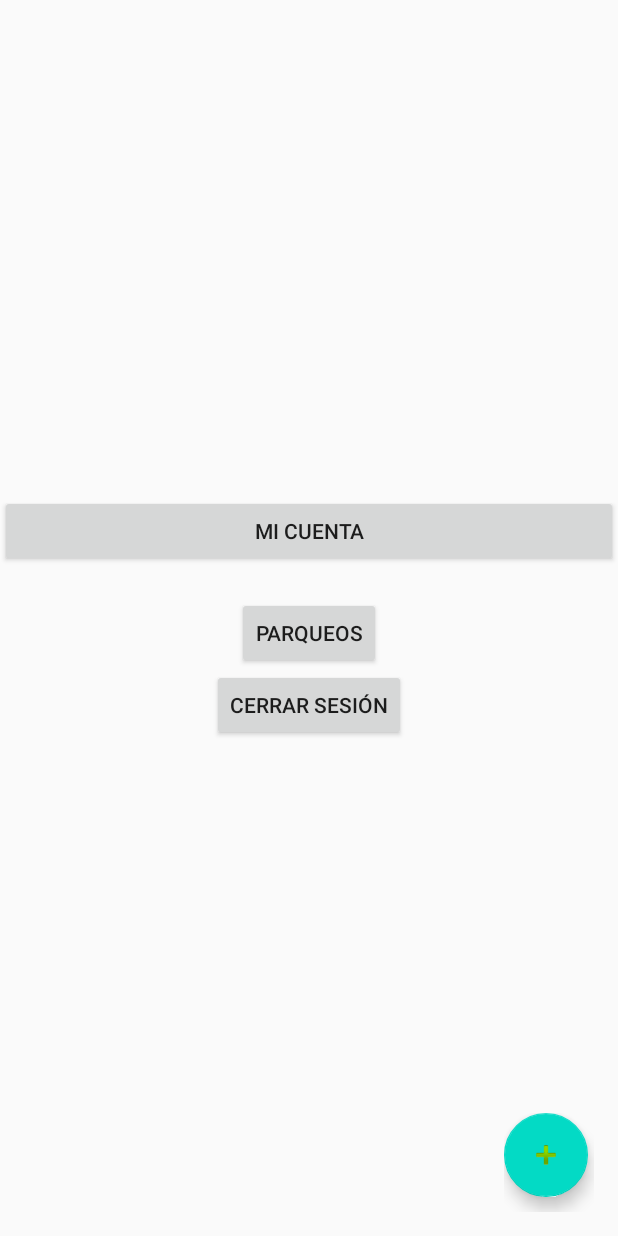
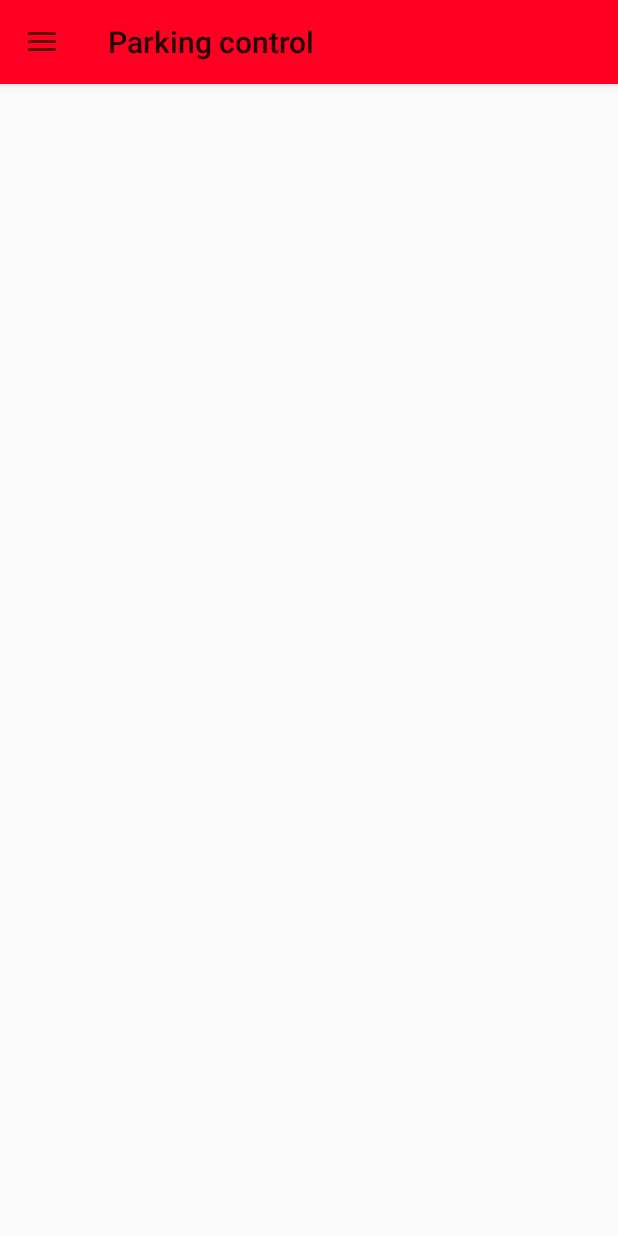
Before and after one commit to LeandroLescano/TP3_Grupo7, an Android app: the MenuActivity screen opened directly, with no data from a screen before it, on a phone screen of 412 x 824 dp. Run offline under Robolectric (Android 15) with nearby library versions, the phone set to English and light mode, and no system bars.

Commit message:
Panel Izqquierdo menu principal
Agrego el panel izquierdo en el menu

```diff
--- a/app/build.gradle
+++ b/app/build.gradle
@@ -24,8 +24,11 @@ android {
 dependencies {
     implementation fileTree(dir: "libs", include: ["*.jar"])
     implementation 'androidx.appcompat:appcompat:1.2.0'
-    implementation 'com.google.android.material:material:1.1.0'
+    implementation "androidx.coordinatorlayout:coordinatorlayout:1.1.0"
     implementation 'androidx.constraintlayout:constraintlayout:2.0.1'
+    //noinspection GradleCompatible
+    implementation 'com.android.support:design:28.0.1'
+    implementation 'com.google.android.material:material:1.0.0'
     testImplementation 'junit:junit:4.12'
     androidTestImplementation 'androidx.test.ext:junit:1.1.2'
     androidTestImplementation 'androidx.test.espresso:espresso-core:3.3.0'
--- a/app/src/main/AndroidManifest.xml
+++ b/app/src/main/AndroidManifest.xml
@@ -9,7 +9,9 @@
         android:roundIcon="@mipmap/ic_launcher_round"
         android:supportsRtl="true"
         android:theme="@style/AppTheme">
-        <activity android:name=".MenuActivity"></activity>
+        <activity android:name=".profile"></activity>
+        <activity android:name=".parqueo" />
+        <activity android:name=".MenuActivity" />
         <activity android:name=".MainActivity">
             <intent-filter>
                 <action android:name="android.intent.action.MAIN" />
--- a/app/src/main/java/utn/frgp/tusi/tp3_grupo_7/MenuActivity.java
+++ b/app/src/main/java/utn/frgp/tusi/tp3_grupo_7/MenuActivity.java
@@ -1,7 +1,12 @@
 package utn.frgp.tusi.tp3_grupo_7;
 
+import androidx.annotation.NonNull;
+import androidx.appcompat.app.ActionBarDrawerToggle;
 import androidx.appcompat.app.AlertDialog;
 import androidx.appcompat.app.AppCompatActivity;
+import androidx.appcompat.widget.Toolbar;
+import androidx.core.view.GravityCompat;
+import androidx.drawerlayout.widget.DrawerLayout;
 
 import android.content.ContentValues;
 import android.content.Context;
@@ -11,110 +16,66 @@ import android.content.SharedPreferences;
 import android.database.Cursor;
 import android.database.sqlite.SQLiteDatabase;
 import android.os.Bundle;
+import android.view.MenuItem;
 import android.view.View;
 import android.widget.Button;
 import android.widget.Toast;
 
-public class MenuActivity extends AppCompatActivity {
+import com.google.android.material.navigation.NavigationView;
 
-    private Button miCuenta;
-    private AlertDialog.Builder builder;
-    private AlertDialog.Builder builderP;
-    private AlertDialog dialogAccount, dialogParqueo;
-    private int idUser;
-    private Toast alertEmpty, alertExito, alertError;
+public class MenuActivity extends AppCompatActivity implements NavigationView.OnNavigationItemSelectedListener {
+
+
+    DrawerLayout drawwlayout;
+    NavigationView navigationView;
+    Toolbar toolbar;
 
     @Override
     protected void onCreate(Bundle savedInstanceState) {
         super.onCreate(savedInstanceState);
         setContentView(R.layout.activity_menuprincipal);
-        SharedPreferences preferences = getSharedPreferences("usuario", Context.MODE_PRIVATE);
-        Integer idUser = preferences.getInt("id", -1);
-        if(idUser < 0){
-            Intent menu = new Intent(this, MainActivity.class);
-            startActivity(menu);
-        }else {
-            miCuenta = (Button) findViewById(R.id.btn_profile);
-            builder = new AlertDialog.Builder(MenuActivity.this);
-            builderP = new AlertDialog.Builder(MenuActivity.this);
-            alertEmpty = Toast.makeText(getApplicationContext(), "Debe completar todos los campos.", Toast.LENGTH_SHORT);
-            alertExito = Toast.makeText(getApplicationContext(), "Parqueo registrado exitosamente", Toast.LENGTH_SHORT);
-            alertError = Toast.makeText(getApplicationContext(), "Ha ocurrido un error al intentar registrar el parqueo.", Toast.LENGTH_LONG);
 
-            dialogAccount = builder.create();
-            dialogAccount.setTitle("Mi cuenta");
+        drawwlayout = findViewById(R.id.drawer_layout);
+        navigationView = findViewById(R.id.nav_view);
+        toolbar = findViewById(R.id.toolbar);
 
-            builderP.setPositiveButton(R.string.ok, new DialogInterface.OnClickListener() {
-                public void onClick(DialogInterface dialog, int id) {
-                    //Cambiar parametros
-                    if (cargarParqueo("a",1))
-                    {
-                        alertExito.show();
-                    }
-                    else
-                    {
-                        alertError.show();
-                    }
-                }
-            });
-            builderP.setNegativeButton(R.string.cancelar, new DialogInterface.OnClickListener() {
-                public void onClick(DialogInterface dialog, int id) {
+        setSupportActionBar(toolbar);
 
-                }
-            });
+        navigationView.bringToFront();
+        ActionBarDrawerToggle toggle = new ActionBarDrawerToggle(this, drawwlayout , toolbar, R.string.navigation_drawler_open , R.string.navigation_drawler_close);
+        drawwlayout.addDrawerListener(toggle);
+        toggle.syncState();
+        navigationView.setNavigationItemSelectedListener(this);
+    }
 
-            dialogParqueo = builderP.create();
-            dialogParqueo.setTitle("Cargar parqueo");
-
-            AdminSQLite admin = new AdminSQLite(this, "BaseDatosTp3", null, 1);
-            SQLiteDatabase BasedeDatos = admin.getWritableDatabase();
-            Cursor userData = BasedeDatos.rawQuery("select nombre, email from usuarios where id ="+ idUser , null);
-            if(userData.moveToFirst()){
-                dialogAccount.setMessage("Nombre: "+userData.getString(0)+" \nEmail: " + userData.getString(1));
-            }else{
-                dialogAccount.setMessage("Ha ocurrido un error.");
-            }
+    @Override
+    public void onBackPressed(){
+        if(drawwlayout.isDrawerOpen(GravityCompat.START)){
+            drawwlayout.closeDrawer(GravityCompat.START);
+        }
+        else{
+            super.onBackPressed();
         }
     }
 
-
-    public boolean cargarParqueo(String matriculaCargada, int tiempoCargado) {
-        String matricula = matriculaCargada;
-        int tiempo = tiempoCargado;
-
-
-        if (!matricula.isEmpty() && tiempo > 0) {
-
-            AdminSQLite admin = new AdminSQLite(this, "BaseDatosTp3", null, 1);
-            SQLiteDatabase BaseDatos = admin.getWritableDatabase();
-            try {
-                ContentValues registro = new ContentValues();
-                registro.put("patente", matriculaCargada);
-                registro.put("tiempo", tiempoCargado);
-                registro.put("id_usuario", idUser);
-                BaseDatos.insert("parqueos", null, registro);
-
-            } catch (Exception e) {
-                e.printStackTrace();
-                return false;
-            } finally {
-                BaseDatos.close();
-
-            }
+    @Override
+    public boolean onNavigationItemSelected(@NonNull MenuItem item) {
+        switch (item.getItemId()){
+            case R.id.nav_parqueos:
+                Intent intent = new Intent(MenuActivity.this , parqueo.class);
+                startActivity(intent);
+                break;
+            case R.id.nav_profile:
+                Intent inten = new Intent(MenuActivity.this , profile.class);
+                startActivity(inten);
+                break;
+            case R.id.nav_logout:
+                logout();
         }
-
         return true;
     }
 
-    public void showAccount(View view){
-        dialogAccount.show();
-    }
-
-    public void showParqueo(View view){
-        dialogParqueo.show();
-    }
-
-    public void logout(View view ){
+    private void logout() {
         SharedPreferences preferences = getSharedPreferences("usuario", Context.MODE_PRIVATE);
         SharedPreferences.Editor editor = preferences.edit();
         editor.putInt("id", -1);
--- a/app/src/main/res/layout/activity_menuprincipal.xml
+++ b/app/src/main/res/layout/activity_menuprincipal.xml
@@ -1,73 +1,48 @@
 <?xml version="1.0" encoding="utf-8"?>
-<androidx.constraintlayout.widget.ConstraintLayout xmlns:android="http://schemas.android.com/apk/res/android"
+<androidx.drawerlayout.widget.DrawerLayout xmlns:android="http://schemas.android.com/apk/res/android"
     xmlns:app="http://schemas.android.com/apk/res-auto"
     xmlns:tools="http://schemas.android.com/tools"
+    android:id="@+id/drawer_layout"
     android:layout_width="match_parent"
     android:layout_height="match_parent"
-    tools:context=".MenuActivity">
-
-    <ScrollView
-        android:layout_width="match_parent"
-        android:layout_height="wrap_content"
-        app:layout_constraintBottom_toBottomOf="parent"
-        app:layout_constraintTop_toTopOf="parent">
-
-        <LinearLayout
-            android:layout_width="match_parent"
-            android:layout_height="wrap_content"
-            android:focusable="true"
-            android:focusableInTouchMode="true"
-            android:gravity="center_vertical"
-            android:orientation="vertical">
-
-            <Button
-                android:id="@+id/btn_profile"
-                android:layout_width="match_parent"
-                android:layout_height="wrap_content"
-                android:layout_weight="0"
-                android:onClick="showAccount"
-                android:text="@string/profile" />
-
-            <Button
-                android:id="@+id/btn_parqueos"
-                android:layout_width="wrap_content"
-                android:layout_height="wrap_content"
-                android:layout_gravity="center"
-                android:layout_marginTop="20dp"
-                android:layout_weight="0"
-                android:gravity="center"
-                android:text="@string/parqueos" />
-
-            <Button
-                android:id="@+id/btn_logout"
-                android:layout_width="wrap_content"
-                android:layout_height="wrap_content"
-                android:layout_gravity="center"
-                android:layout_weight="0"
-                android:onClick="logout"
-                android:text="Cerrar sesión" />
-
-        </LinearLayout>
-    </ScrollView>
+    android:fitsSystemWindows="true"
+    tools:context=".MenuActivity"
+    tools:openDrawer="start">
 
     <LinearLayout
-        android:layout_width="60dp"
-        android:layout_height="66dp"
-        android:layout_marginBottom="16dp"
-        android:orientation="horizontal"
-        app:layout_constraintBottom_toBottomOf="parent"
-        app:layout_constraintEnd_toEndOf="parent"
-        app:layout_constraintHorizontal_bias="0.954"
-        app:layout_constraintStart_toStartOf="parent" >
+        android:layout_width="match_parent"
+        android:layout_height="match_parent"
+        android:orientation="vertical" >
 
-        <com.google.android.material.floatingactionbutton.FloatingActionButton
-            android:id="@+id/btn_AgregarParqueo"
-            android:layout_width="wrap_content"
+        <com.google.android.material.appbar.AppBarLayout
             android:layout_height="wrap_content"
-            android:layout_weight="1"
-            android:clickable="true"
-            android:onClick="showParqueo"
-            app:srcCompat="@android:drawable/ic_input_add" />
+            android:layout_width="match_parent"
+            android:theme="@style/AppTheme.NoActionBar">
+
+            <androidx.appcompat.widget.Toolbar
+                android:id="@+id/toolbar"
+                android:layout_width="match_parent"
+                android:layout_height="?attr/actionBarSize"
+                android:background="?attr/colorPrimary"
+                android:theme="@style/AppTheme.NoActionBar"
+                app:navigationIcon="?homeAsUpIndicator"
+                app:popupTheme="@style/AppTheme.NoActionBar" />
+
+        </com.google.android.material.appbar.AppBarLayout>
+        <FrameLayout
+            android:layout_width="match_parent"
+            android:layout_height="match_parent"
+            android:id="@+id/fragment_container" />
+
     </LinearLayout>
 
-</androidx.constraintlayout.widget.ConstraintLayout>
+    <com.google.android.material.navigation.NavigationView
+        android:layout_width="wrap_content"
+        android:layout_height="match_parent"
+        android:layout_gravity="start"
+        android:id="@+id/nav_view"
+        app:headerLayout="@layout/nav_header"
+        app:menu="@menu/panel_menu"
+        />
+
+</androidx.drawerlayout.widget.DrawerLayout >
--- a/app/src/main/res/menu/panel_menu.xml
+++ b/app/src/main/res/menu/panel_menu.xml
@@ -1,15 +1,19 @@
 <?xml version="1.0" encoding="utf-8"?>
 <menu xmlns:android="http://schemas.android.com/apk/res/android"
-    xmlns:tools="http://schemas.android.com/tools"
-    tools:showIn="navigation_view">
+    xmlns:tools="http://schemas.android.com/tools">
 
     <group android:checkableBehavior="single">
         <item android:id="@+id/nav_parqueos"
             android:icon="@drawable/ic_profile"
             android:title="@string/parqueos" />
+
         <item android:id="@+id/nav_profile"
             android:icon="@drawable/ic_profile"
             android:title="@string/profile" />
+
+        <item android:id="@+id/nav_logout"
+            android:icon="@drawable/ic_profile"
+            android:title="@string/logout" />
     </group>
 
 </menu>
--- a/app/src/main/res/values/strings.xml
+++ b/app/src/main/res/values/strings.xml
@@ -8,7 +8,10 @@
     <string name="registrese">Regístrese</string>
     <string name="iconcar">iconCar</string>
     <string name="parqueos">Parqueos</string>
+    <string name="logout">Cerrar Sesión</string>
     <string name="profile">Mi Cuenta</string>
     <string name="ok">OK</string>
     <string name="cancelar">Cancelar</string>
+    <string name="navigation_drawler_close">Cerrar Navegacion</string>
+    <string name="navigation_drawler_open">Abrir Navegacion</string>
 </resources>
```
Also changed, not shown: app/src/main/java/utn/frgp/tusi/tp3_grupo_7/parqueo.java (added, +60 -0 lines), app/src/main/java/utn/frgp/tusi/tp3_grupo_7/profile.java (added, +71 -0 lines), app/src/main/res/layout/activity_parqueo.xml (added, +9 -0 lines), app/src/main/res/layout/activity_profile.xml (added, +75 -0 lines), app/src/main/res/layout/nav_header.xml (added, +28 -0 lines), 1 other file.
